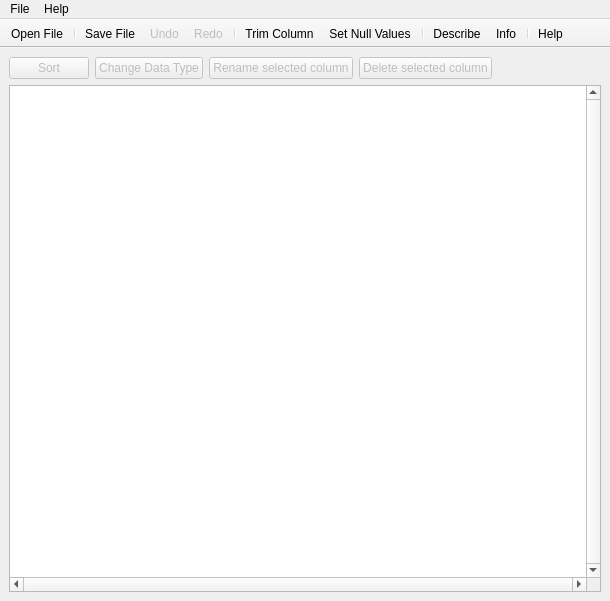
The window that src/UI Files/mainWindow.ui (cityofaustin/Data-Preparation-Tool) describes before a commit, drawn with Qt 5.
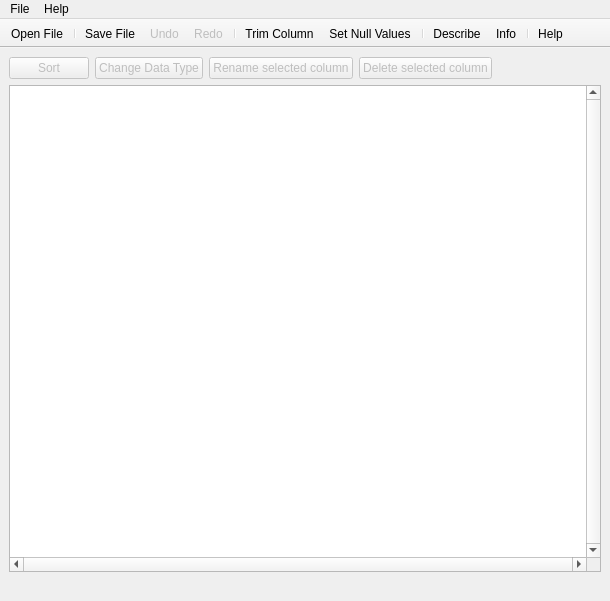
The same window after the commit.

Patch:
```diff
--- a/src/UI Files/mainWindow.ui
+++ b/src/UI Files/mainWindow.ui
@@ -118,6 +118,16 @@
       </attribute>
      </widget>
     </item>
+    <item>
+     <widget class="QLabel" name="lblUpdate">
+      <property name="text">
+       <string/>
+      </property>
+      <property name="openExternalLinks">
+       <bool>true</bool>
+      </property>
+     </widget>
+    </item>
    </layout>
   </widget>
   <widget class="QMenuBar" name="menubar">
```
